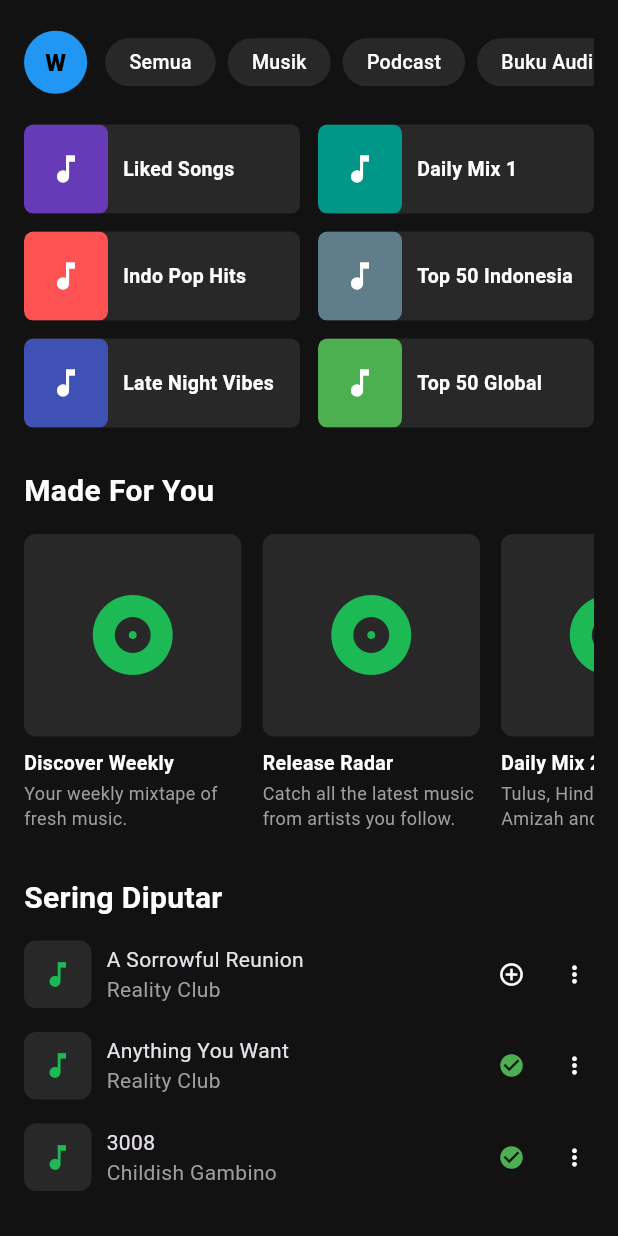
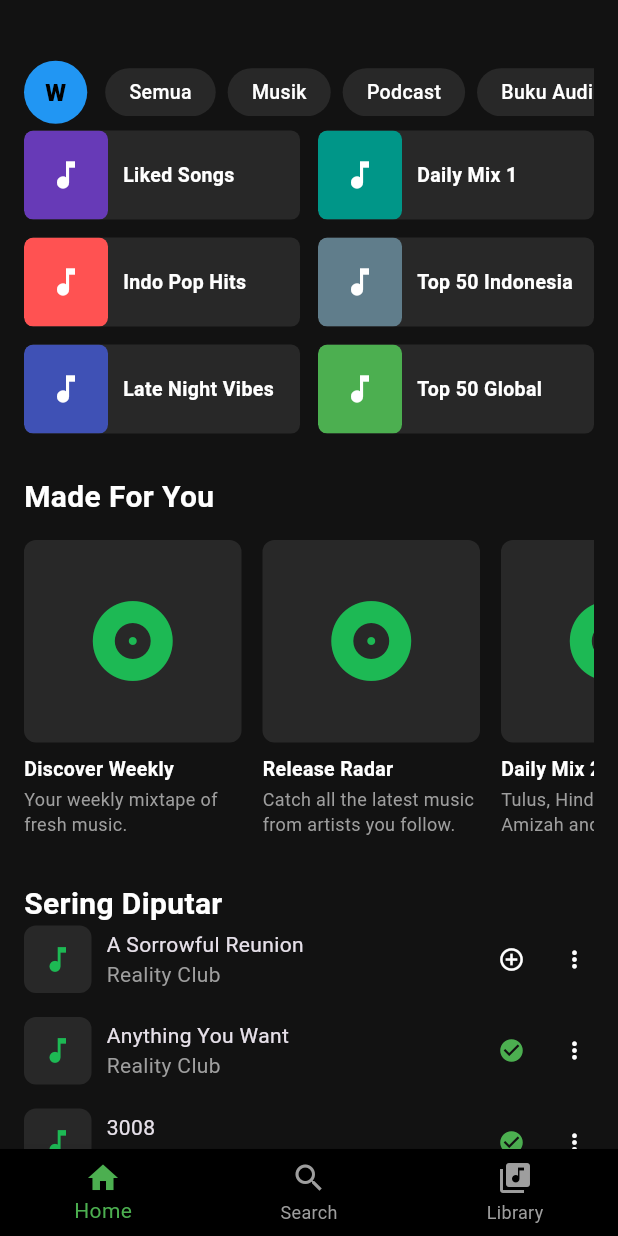
Before and after one commit to marchel-o/uas-mobprog, a Flutter app: the screen it shows after launch, on a phone screen of 412 x 824 dp. Run offline on Flutter 3.47's test engine with Material 3 defaults, Android fonts, the phone set to English and light mode, and no system bars; our stand-ins replace just_audio.

Commit message:
membuat bottom navbar
bottom navbar sudah dibuat dan bisa mengganti halaman ke page/screen lain. fix beberapa spacing di home screen

```diff
--- a/lib/home/screen.dart
+++ b/lib/home/screen.dart
@@ -39,11 +39,9 @@ class HomeScreen extends StatelessWidget{
     ];
 
     return ListView(
-      padding: const EdgeInsets.all(16),
+      padding: const EdgeInsets.symmetric(horizontal: 16, vertical: 36),
       children: [
         HomeTopBar(categories: categories),
-
-        const SizedBox(height: 16),
 
         HomeRecentPlaylist(recentPlaylists: recentPlaylists),
 
@@ -73,8 +71,6 @@ class HomeScreen extends StatelessWidget{
           ),
         ),
 
-        const SizedBox(height: 14),
-
         HomeMostReplayed(mostReplayed: mostReplayed),
       ],
     );
--- a/lib/main.dart
+++ b/lib/main.dart
@@ -1,5 +1,8 @@
 import 'package:flutter/material.dart';
 import 'package:flutter_application_3/home/screen.dart';
+import 'package:flutter_application_3/library/library_page.dart';
+import 'package:flutter_application_3/search/search_page.dart';
+// import 'library/library_page.dart';
 
 void main() {
   runApp(const SpotifyCloneApp());
@@ -24,14 +27,45 @@ class SpotifyCloneApp extends StatelessWidget {
   }
 }
 
-class CurrentScreen extends StatelessWidget {
+class CurrentScreen extends StatefulWidget {
   const CurrentScreen({super.key});
+
+  @override
+  State<StatefulWidget> createState() => _CurrentScreenState();
+}
+
+class _CurrentScreenState extends State<CurrentScreen> {
+  int _selectedIndex = 0;
+
+  final List<Widget> _pages = [
+    const Center(child: HomeScreen()),
+    const Center(child: SearchPage()),
+    const Center(child: LibraryPage()),
+  ];
 
   @override
   Widget build(BuildContext context) {
     return Scaffold(
-      body: SafeArea(
-        child: HomeScreen()
+      body: _pages[_selectedIndex],
+
+      bottomNavigationBar: Theme(
+        data: Theme.of(context).copyWith(
+          splashColor: Colors.transparent,
+          highlightColor: Colors.transparent,
+        ),
+        child: BottomNavigationBar(
+          currentIndex: _selectedIndex,
+          onTap: (index) => setState(() => _selectedIndex = index),
+          backgroundColor: Colors.black,
+          type: BottomNavigationBarType.fixed,
+          selectedItemColor: Colors.green,
+          unselectedItemColor: Colors.grey,
+          items: const [
+            BottomNavigationBarItem(icon: Icon(Icons.home), label: 'Home'),
+            BottomNavigationBarItem(icon: Icon(Icons.search), label: 'Search'),
+            BottomNavigationBarItem(icon: Icon(Icons.library_music), label: 'Library'),
+          ],
+        ),
       ),
     );
   }
```
Also changed, not shown: 3 other files.
